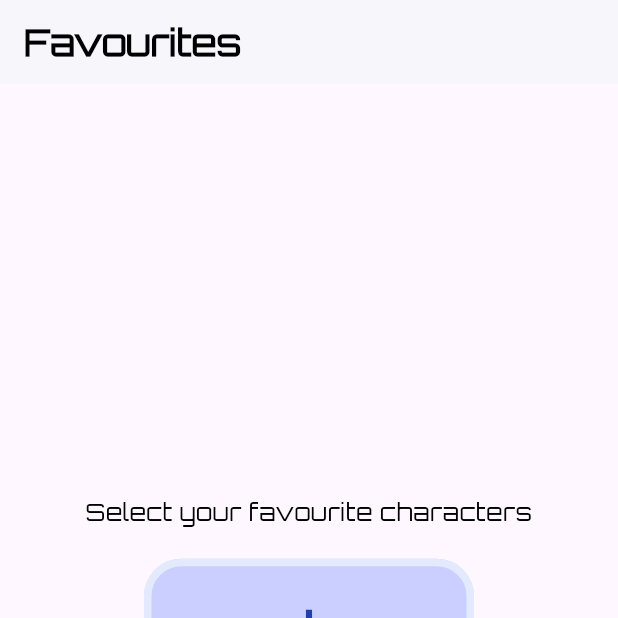
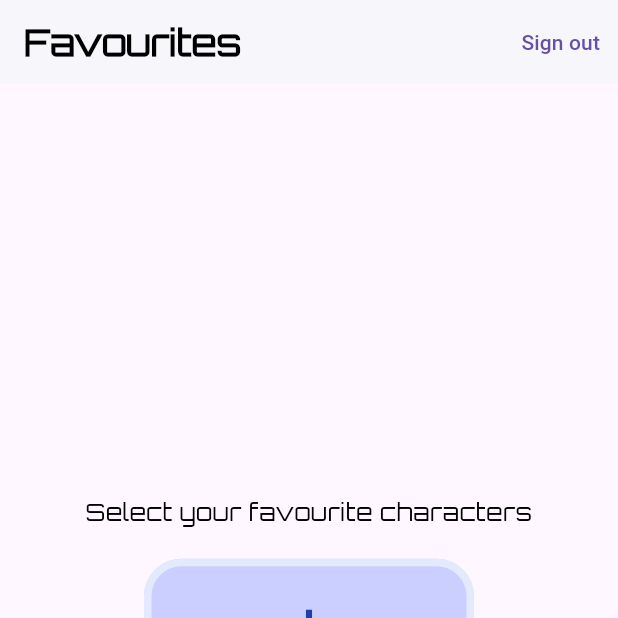
Before and after one commit to franco-padovani/app_desafio_v2, a Flutter app: the FavouritesView screen opened by its route, on a phone screen of 412 x 824 dp, the top half of it. Run offline on Flutter 3.47's test engine with Material 3 defaults, Android fonts, the light colour scheme and no system bars; our stand-ins replace animate_do, card_swiper, flutter_dotenv, flutter_riverpod, freezed_annotation, go_router and 4 more; missing offline and left inert: flutter_flip_card; generated files the repository leaves out were written again.

Commit message:
New Feature: inclui una nueva feature AUTH y configure el go router para permitir un sign in y sign out

```diff
--- a/lib/core/routes/routes.dart
+++ b/lib/core/routes/routes.dart
@@ -1,15 +1,22 @@
+import 'package:app_desafio_v2/features/auth/view/auth_view.dart';
 import 'package:app_desafio_v2/features/favourites/presentation/view/favourites_view.dart';
 import 'package:app_desafio_v2/features/home/presentation/view/home_view.dart';
 import 'package:app_desafio_v2/features/filter_search/presentation/view/filter_search_view.dart';
 import 'package:go_router/go_router.dart';
 
 class AppRoutes {
-  static const home = '/';
+  static const auth = '/';
+  static const home = '/home';
   static const search = '/search';
   static const favourites = '/favourites';
   static const characterScreen = '/characterScreen';
 
   static final routes = [
+    GoRoute(
+      name: '-1',
+      path: auth,
+      builder: (context, state) => AuthView(),
+    ),
     GoRoute(
       name: '0',
       path: home,
--- a/lib/features/favourites/presentation/view/favourites_view.dart
+++ b/lib/features/favourites/presentation/view/favourites_view.dart
@@ -21,6 +21,7 @@ class _FavouritesViewState extends ConsumerState<FavouritesView> {
     return Scaffold(
       appBar: const PersonalizedAppBar().appBar(
         title: 'Favourites',
+        context: context,
       ),
       bottomNavigationBar: const MyBottomNavigationBar(),
       body: favouriteCharacters.when(
--- a/lib/features/home/presentation/view/home_view.dart
+++ b/lib/features/home/presentation/view/home_view.dart
@@ -18,7 +18,8 @@ class _HomeViewState extends ConsumerState<HomeView> {
   Widget build(BuildContext context) {
     return Scaffold(
       backgroundColor: AppColors.primaryBackground,
-      appBar: const PersonalizedAppBar().appBar(title: 'Home'),
+      appBar:
+          const PersonalizedAppBar().appBar(title: 'Home', context: context),
       bottomNavigationBar: const MyBottomNavigationBar(),
       body: ListView(
         children: [
--- a/lib/features/shared/widgets/personalized_app_bar.dart
+++ b/lib/features/shared/widgets/personalized_app_bar.dart
@@ -1,13 +1,16 @@
+import 'package:app_desafio_v2/core/routes/routes.dart';
 import 'package:flutter/material.dart';
 
 import 'package:app_desafio_v2/core/config/text/texts.dart';
 import 'package:app_desafio_v2/core/config/theme/themes.dart';
+import 'package:go_router/go_router.dart';
 
 class PersonalizedAppBar {
   const PersonalizedAppBar();
 
   AppBar appBar({
     required String title,
+    required BuildContext context,
     List<Widget>? actions,
   }) {
     return AppBar(
@@ -19,7 +22,20 @@ class PersonalizedAppBar {
         title,
         style: AppTextStyles.appBarTitle,
       ),
-      actions: actions,
+      actions:
+          actions == null ? [SignOutButton()] : [...actions, SignOutButton()],
     );
   }
 }
+
+class SignOutButton extends StatelessWidget {
+  const SignOutButton({
+    super.key,
+  });
+
+  @override
+  Widget build(BuildContext context) {
+    return TextButton(
+        onPressed: () => context.go(AppRoutes.auth), child: Text('Sign out'));
+  }
+}
--- a/lib/main.dart
+++ b/lib/main.dart
@@ -18,7 +18,7 @@ class MyApp extends ConsumerWidget {
     return MaterialApp.router(
       title: 'Flutter Demo',
       routerConfig: GoRouter(
-        initialLocation: AppRoutes.home,
+        initialLocation: AppRoutes.auth,
         routes: AppRoutes.routes,
       ),
     );
```
Also changed, not shown: lib/features/auth/view/auth_view.dart (added, +20 -0 lines), 10 other files.
